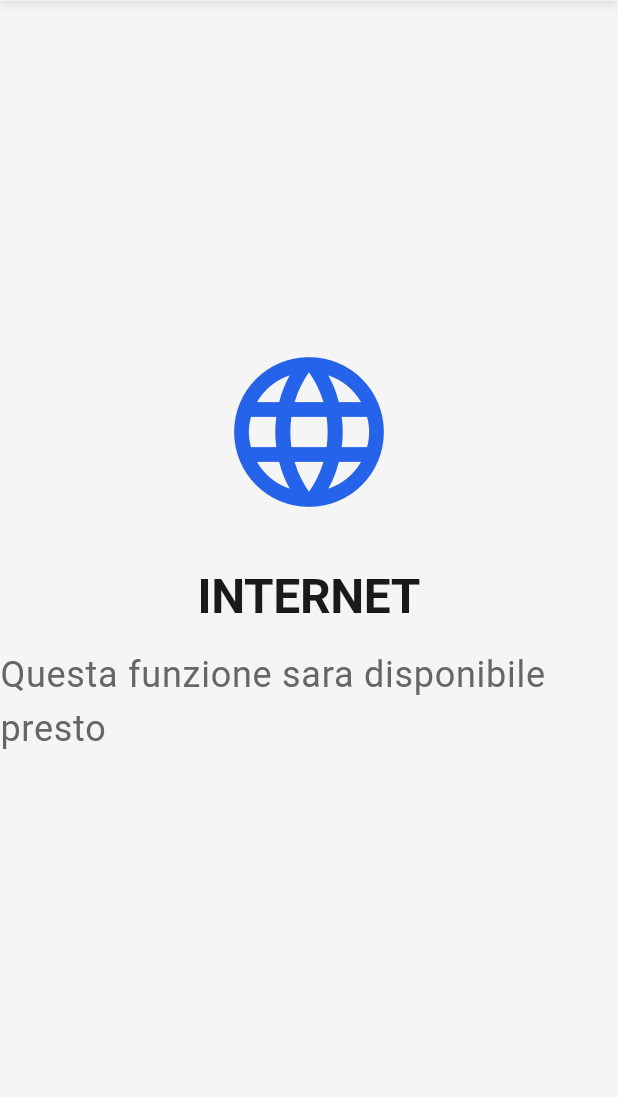
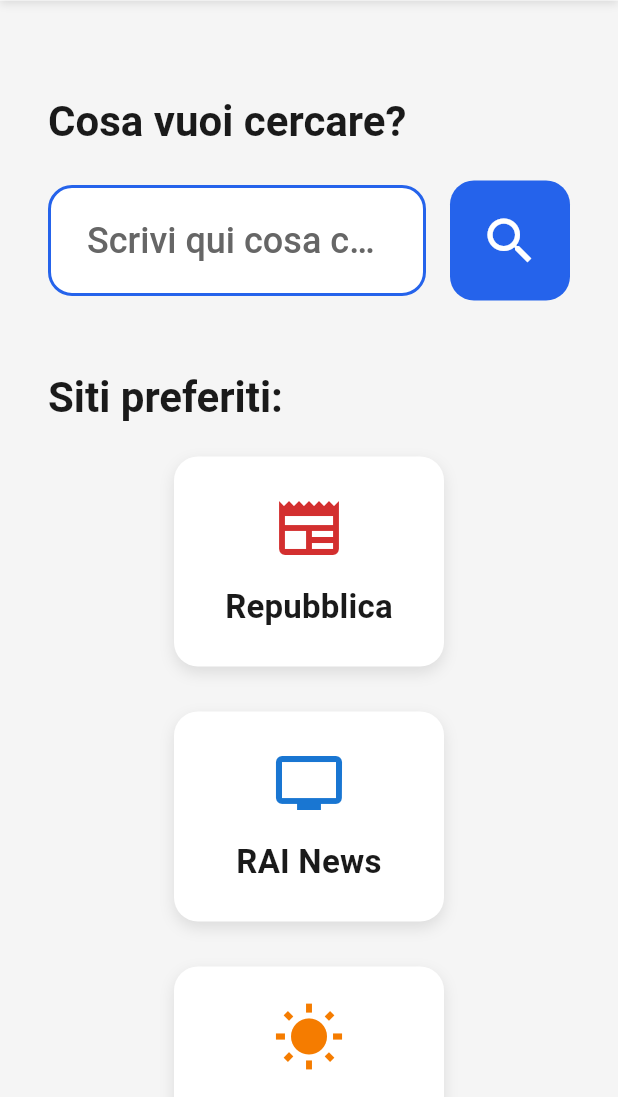
Before and after one commit to mbagnocontentcreator/OlderOS, a Flutter app: the screen it shows after launch, after a tap on "INTERNET", on a phone screen of 412 x 824 dp, the part 139-1236 px from its top. Run offline on Flutter 3.47's test engine with Material 3 defaults, Android fonts, the phone set to English and light mode, and no system bars; our stand-ins replace webview_flutter.

Commit message:
Add Internet browser app
- BrowserScreen with search bar and favorite sites
- WebViewScreen with simplified navigation (back, home, restart)
- Pre-configured favorites: Repubblica, RAI News, Meteo, Google, YouTube, Wikipedia
- Google search integration
- Clean navigation bar with large buttons for accessibility

```diff
--- /dev/null
+++ b/launcher/lib/screens/browser_screen.dart
@@ -0,0 +1,305 @@
+import 'package:flutter/material.dart';
+import '../theme/olderos_theme.dart';
+import '../widgets/top_bar.dart';
+import 'webview_screen.dart';
+
+class FavoriteSite {
+  final String name;
+  final String url;
+  final IconData icon;
+  final Color color;
+
+  const FavoriteSite({
+    required this.name,
+    required this.url,
+    required this.icon,
+    required this.color,
+  });
+}
+
+class BrowserScreen extends StatefulWidget {
+  const BrowserScreen({super.key});
+
+  @override
+  State<BrowserScreen> createState() => _BrowserScreenState();
+}
+
+class _BrowserScreenState extends State<BrowserScreen> {
+  final TextEditingController _searchController = TextEditingController();
+  final FocusNode _searchFocusNode = FocusNode();
+
+  final List<FavoriteSite> _favorites = const [
+    FavoriteSite(
+      name: 'Repubblica',
+      url: 'https://www.repubblica.it',
+      icon: Icons.newspaper,
+      color: Color(0xFFD32F2F),
+    ),
+    FavoriteSite(
+      name: 'RAI News',
+      url: 'https://www.rainews.it',
+      icon: Icons.tv,
+      color: Color(0xFF1976D2),
+    ),
+    FavoriteSite(
+      name: 'Meteo',
+      url: 'https://www.ilmeteo.it',
+      icon: Icons.wb_sunny,
+      color: Color(0xFFF57C00),
+    ),
+    FavoriteSite(
+      name: 'Google',
+      url: 'https://www.google.it',
+      icon: Icons.search,
+      color: Color(0xFF4285F4),
+    ),
+    FavoriteSite(
+      name: 'YouTube',
+      url: 'https://www.youtube.com',
+      icon: Icons.play_circle_filled,
+      color: Color(0xFFFF0000),
+    ),
+    FavoriteSite(
+      name: 'Wikipedia',
+      url: 'https://it.wikipedia.org',
+      icon: Icons.menu_book,
+      color: Color(0xFF757575),
+    ),
+  ];
+
+  void _search() {
+    final query = _searchController.text.trim();
+    if (query.isNotEmpty) {
+      final searchUrl = 'https://www.google.com/search?q=${Uri.encodeComponent(query)}';
+      _openWebView(searchUrl, 'Ricerca: $query');
+    }
+  }
+
+  void _openWebView(String url, String title) {
+    Navigator.of(context).push(
+      MaterialPageRoute(
+        builder: (context) => WebViewScreen(
+          url: url,
+          title: title,
+        ),
+      ),
+    );
+  }
+
+  @override
+  void dispose() {
+    _searchController.dispose();
+    _searchFocusNode.dispose();
+    super.dispose();
+  }
+
+  @override
+  Widget build(BuildContext context) {
+    return Scaffold(
+      body: Column(
+        children: [
+          TopBar(
+            title: 'INTERNET',
+            onGoHome: () => Navigator.of(context).pop(),
+          ),
+          Expanded(
+            child: Padding(
+              padding: const EdgeInsets.all(OlderOSTheme.marginScreen),
+              child: Column(
+                crossAxisAlignment: CrossAxisAlignment.start,
+                children: [
+                  const SizedBox(height: 32),
+
+                  // Titolo ricerca
+                  Text(
+                    'Cosa vuoi cercare?',
+                    style: Theme.of(context).textTheme.displayMedium,
+                  ),
+                  const SizedBox(height: 24),
+
+                  // Barra di ricerca
+                  Row(
+                    children: [
+                      Expanded(
+                        child: Container(
+                          decoration: BoxDecoration(
+                            color: OlderOSTheme.cardBackground,
+                            borderRadius: BorderRadius.circular(OlderOSTheme.borderRadiusCard),
+                            border: Border.all(
+                              color: OlderOSTheme.primary,
+                              width: 2,
+                            ),
+                          ),
+                          child: TextField(
+                            controller: _searchController,
+                            focusNode: _searchFocusNode,
+                            style: Theme.of(context).textTheme.titleLarge,
+                            decoration: InputDecoration(
+                              hintText: 'Scrivi qui cosa cercare...',
+                              hintStyle: Theme.of(context).textTheme.titleLarge?.copyWith(
+                                color: OlderOSTheme.textSecondary,
+                              ),
+                              border: InputBorder.none,
+                              contentPadding: const EdgeInsets.symmetric(
+                                horizontal: 24,
+                                vertical: 20,
+                              ),
+                            ),
+                            onSubmitted: (_) => _search(),
+                          ),
+                        ),
+                      ),
+                      const SizedBox(width: 16),
+                      _SearchButton(onTap: _search),
+                    ],
+                  ),
+
+                  const SizedBox(height: 48),
+
+                  // Titolo preferiti
+                  Text(
+                    'Siti preferiti:',
+                    style: Theme.of(context).textTheme.displayMedium,
+                  ),
+                  const SizedBox(height: 24),
+
+                  // Griglia preferiti
+                  Expanded(
+                    child: Center(
+                      child: Wrap(
+                        spacing: OlderOSTheme.gapElements * 1.5,
+                        runSpacing: OlderOSTheme.gapElements * 1.5,
+                        alignment: WrapAlignment.center,
+                        children: _favorites.map((site) => _FavoriteCard(
+                          site: site,
+                          onTap: () => _openWebView(site.url, site.name),
+                        )).toList(),
+                      ),
+                    ),
+                  ),
+                ],
+              ),
+            ),
+          ),
+        ],
+      ),
+    );
+  }
+}
+
+class _SearchButton extends StatefulWidget {
+  final VoidCallback onTap;
+
+  const _SearchButton({required this.onTap});
+
+  @override
+  State<_SearchButton> createState() => _SearchButtonState();
+}
+
+class _SearchButtonState extends State<_SearchButton> {
+  bool _isHovered = false;
+  bool _isPressed = false;
+
+  @override
+  Widget build(BuildContext context) {
+    return MouseRegion(
+      onEnter: (_) => setState(() => _isHovered = true),
+      onExit: (_) => setState(() => _isHovered = false),
+      child: GestureDetector(
+        onTapDown: (_) => setState(() => _isPressed = true),
+        onTapUp: (_) => setState(() => _isPressed = false),
+        onTapCancel: () => setState(() => _isPressed = false),
+        onTap: widget.onTap,
+        child: AnimatedContainer(
+          duration: const Duration(milliseconds: 150),
+          transform: Matrix4.identity()
+            ..scale(_isPressed ? 0.95 : 1.0),
+          transformAlignment: Alignment.center,
+          padding: const EdgeInsets.all(20),
+          decoration: BoxDecoration(
+            color: _isHovered ? OlderOSTheme.primary.withOpacity(0.9) : OlderOSTheme.primary,
+            borderRadius: BorderRadius.circular(OlderOSTheme.borderRadiusCard),
+          ),
+          child: const Icon(
+            Icons.search,
+            size: 40,
+            color: Colors.white,
+          ),
+        ),
+      ),
+    );
+  }
+}
+
+class _FavoriteCard extends StatefulWidget {
+  final FavoriteSite site;
+  final VoidCallback onTap;
+
+  const _FavoriteCard({
+    required this.site,
+    required this.onTap,
+  });
+
+  @override
+  State<_FavoriteCard> createState() => _FavoriteCardState();
+}
+
+class _FavoriteCardState extends State<_FavoriteCard> {
+  bool _isHovered = false;
+  bool _isPressed = false;
+
+  @override
+  Widget build(BuildContext context) {
+    return MouseRegion(
+      onEnter: (_) => setState(() => _isHovered = true),
+      onExit: (_) => setState(() => _isHovered = false),
+      child: GestureDetector(
+        onTapDown: (_) => setState(() => _isPressed = true),
+        onTapUp: (_) => setState(() => _isPressed = false),
+        onTapCancel: () => setState(() => _isPressed = false),
+        onTap: widget.onTap,
+        child: AnimatedContainer(
+          duration: const Duration(milliseconds: 150),
+          transform: Matrix4.identity()
+            ..scale(_isPressed ? 0.98 : (_isHovered ? 1.02 : 1.0)),
+          transformAlignment: Alignment.center,
+          width: 180,
+          height: 140,
+          decoration: BoxDecoration(
+            color: OlderOSTheme.cardBackground,
+            borderRadius: BorderRadius.circular(OlderOSTheme.borderRadiusCard),
+            border: Border.all(
+              color: _isHovered ? widget.site.color : Colors.transparent,
+              width: 3,
+            ),
+            boxShadow: [
+              BoxShadow(
+                color: Colors.black.withOpacity(0.1),
+                blurRadius: 8,
+                offset: const Offset(0, 4),
+              ),
+            ],
+          ),
+          child: Column(
+            mainAxisAlignment: MainAxisAlignment.center,
+            children: [
+              Icon(
+                widget.site.icon,
+                size: 48,
+                color: widget.site.color,
+              ),
+              const SizedBox(height: 12),
+              Text(
+                widget.site.name,
+                style: Theme.of(context).textTheme.titleMedium?.copyWith(
+                  fontWeight: FontWeight.w600,
+                ),
+                textAlign: TextAlign.center,
+              ),
+            ],
+          ),
+        ),
+      ),
+    );
+  }
+}
--- a/launcher/lib/screens/home_screen.dart
+++ b/launcher/lib/screens/home_screen.dart
@@ -5,6 +5,7 @@
 import '../widgets/app_card.dart';
 import '../widgets/big_button.dart';
 import 'app_screen.dart';
+import 'browser_screen.dart';
 
 class HomeScreen extends StatefulWidget {
   const HomeScreen({super.key});
@@ -40,6 +41,14 @@
           icon: icon,
           color: color,
         ),
+      ),
+    );
+  }
+
+  void _openBrowser() {
+    Navigator.of(context).push(
+      MaterialPageRoute(
+        builder: (context) => const BrowserScreen(),
       ),
     );
   }
@@ -190,7 +199,7 @@
                         label: 'INTERNET',
                         icon: Icons.language,
                         iconColor: OlderOSTheme.internetColor,
-                        onTap: () => _openApp('INTERNET', Icons.language, OlderOSTheme.internetColor),
+                        onTap: _openBrowser,
                       ),
                       AppCard(
                         label: 'POSTA',
--- a/launcher/pubspec.yaml
+++ b/launcher/pubspec.yaml
@@ -10,6 +10,9 @@
   flutter:
     sdk: flutter
   intl: ^0.19.0
+  webview_flutter: ^4.10.0
+  webview_flutter_wkwebview: ^3.16.3
+  url_launcher: ^6.3.1
 
 dev_dependencies:
   flutter_test:
```
Also changed, not shown: launcher/lib/screens/webview_screen.dart (added, +263 -0 lines), 5 other files.
